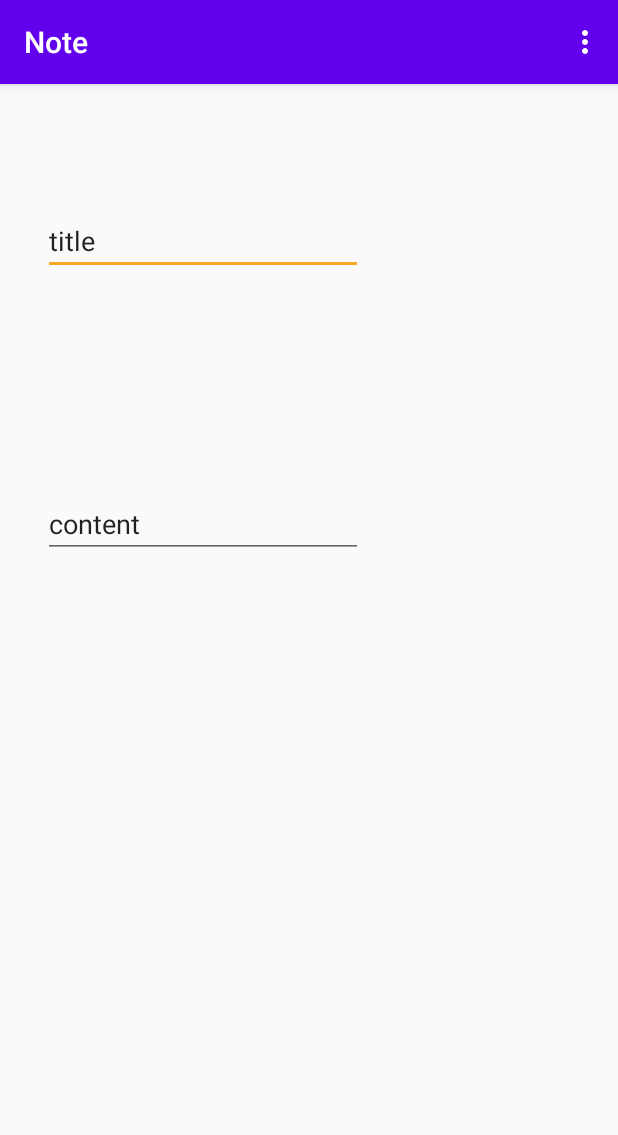
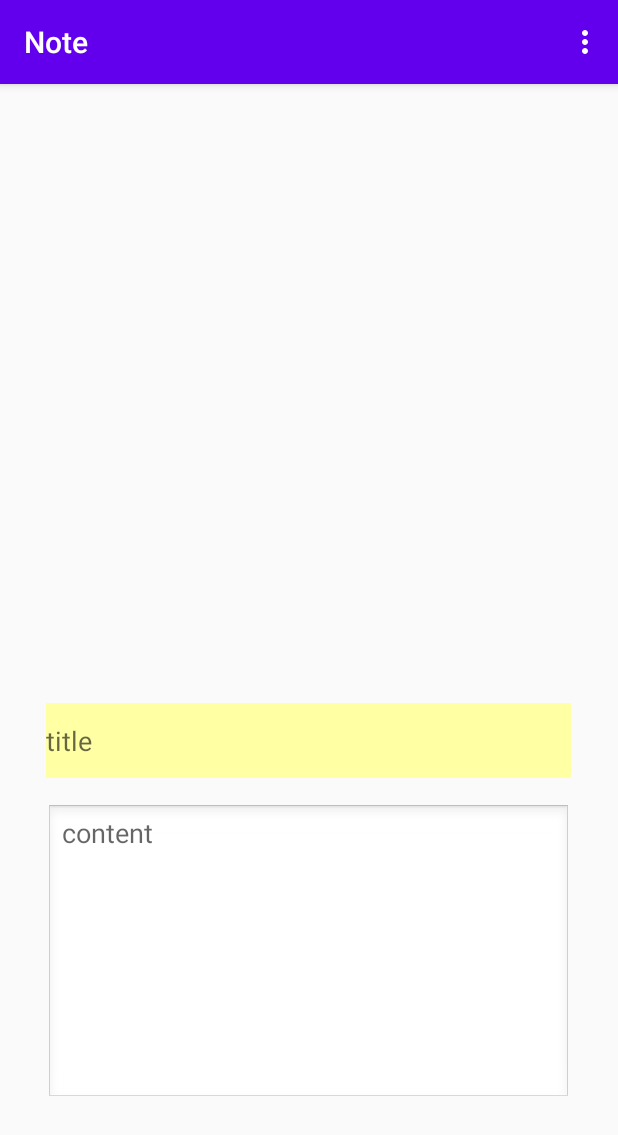
Before and after one commit to ccjjsxka/Note, an Android app: the Detail screen opened directly, with no data from a screen before it, on a phone screen of 412 x 824 dp. Shown: the top 1135 px of the screen. Run offline under Robolectric (Android 15) with nearby library versions, the phone set to English and light mode, and no system bars.

Commit message:
detail文本框多行输入

```diff
--- a/app/src/main/res/layout/activity_detail.xml
+++ b/app/src/main/res/layout/activity_detail.xml
@@ -8,33 +8,36 @@
 
     <EditText
         android:id="@+id/detail_title"
-        android:layout_width="wrap_content"
-        android:layout_height="wrap_content"
+        android:layout_width="350dp"
+        android:layout_height="50dp"
         android:layout_marginStart="30dp"
-        android:layout_marginTop="64dp"
-        android:layout_marginEnd="171dp"
-        android:layout_marginBottom="125dp"
-        android:backgroundTint="#F9A825"
+        android:layout_marginEnd="31dp"
+        android:layout_marginBottom="17dp"
+        android:background="#C39852"
+        android:backgroundTint="#C39852"
+        android:backgroundTintMode="add"
         android:ems="10"
+        android:hint="@string/text_title"
         android:inputType="textPersonName"
-        android:text="@string/text_title"
         android:textAlignment="viewStart"
         app:layout_constraintBottom_toTopOf="@+id/detail_content"
         app:layout_constraintEnd_toEndOf="parent"
-        app:layout_constraintStart_toStartOf="parent"
-        app:layout_constraintTop_toTopOf="parent" />
+        app:layout_constraintStart_toStartOf="parent" />
 
     <EditText
         android:id="@+id/detail_content"
-        android:layout_width="wrap_content"
-        android:layout_height="wrap_content"
-        android:layout_marginStart="30dp"
-        android:layout_marginEnd="171dp"
-        android:layout_marginBottom="452dp"
-        android:ems="10"
-        android:inputType="textPersonName"
-        android:text="@string/text_content"
+        android:layout_width="350dp"
+        android:layout_height="200dp"
+        android:layout_marginBottom="88dp"
+        android:background="@android:drawable/edit_text"
+        android:gravity="top"
+        android:hint="@string/text_content"
+        android:inputType="textMultiLine"
+        android:maxLines="10"
+        android:minLines="5"
+        android:scrollbars="vertical"
         app:layout_constraintBottom_toBottomOf="parent"
         app:layout_constraintEnd_toEndOf="parent"
+        app:layout_constraintHorizontal_bias="0.491"
         app:layout_constraintStart_toStartOf="parent" />
 </androidx.constraintlayout.widget.ConstraintLayout>
```
